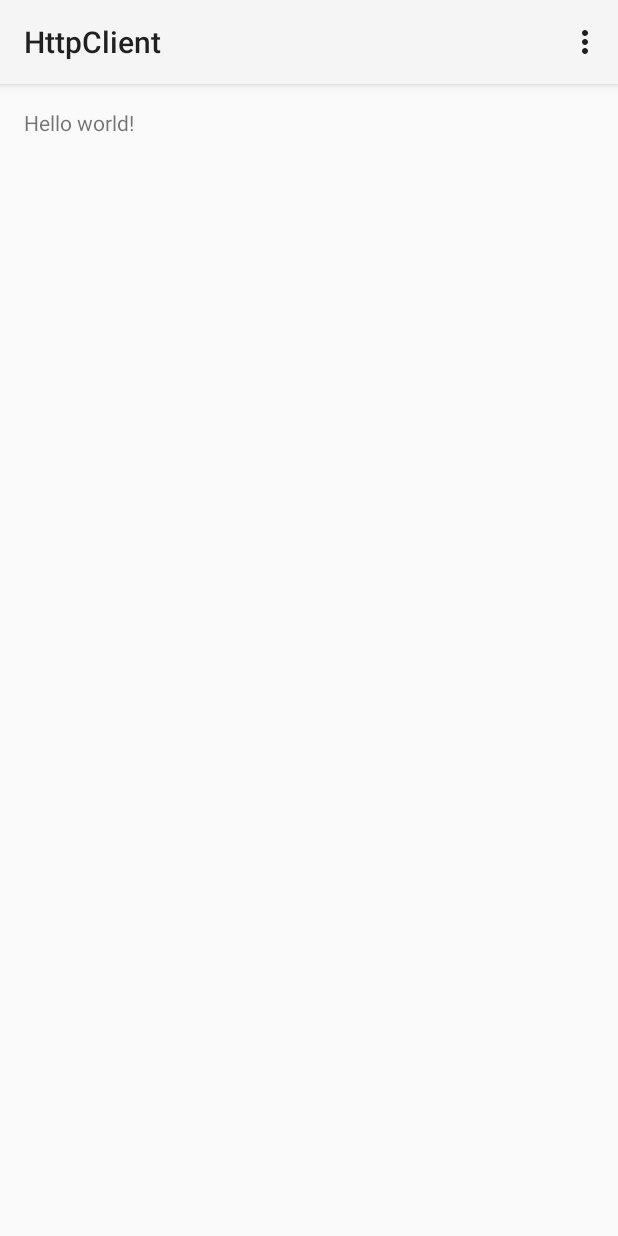
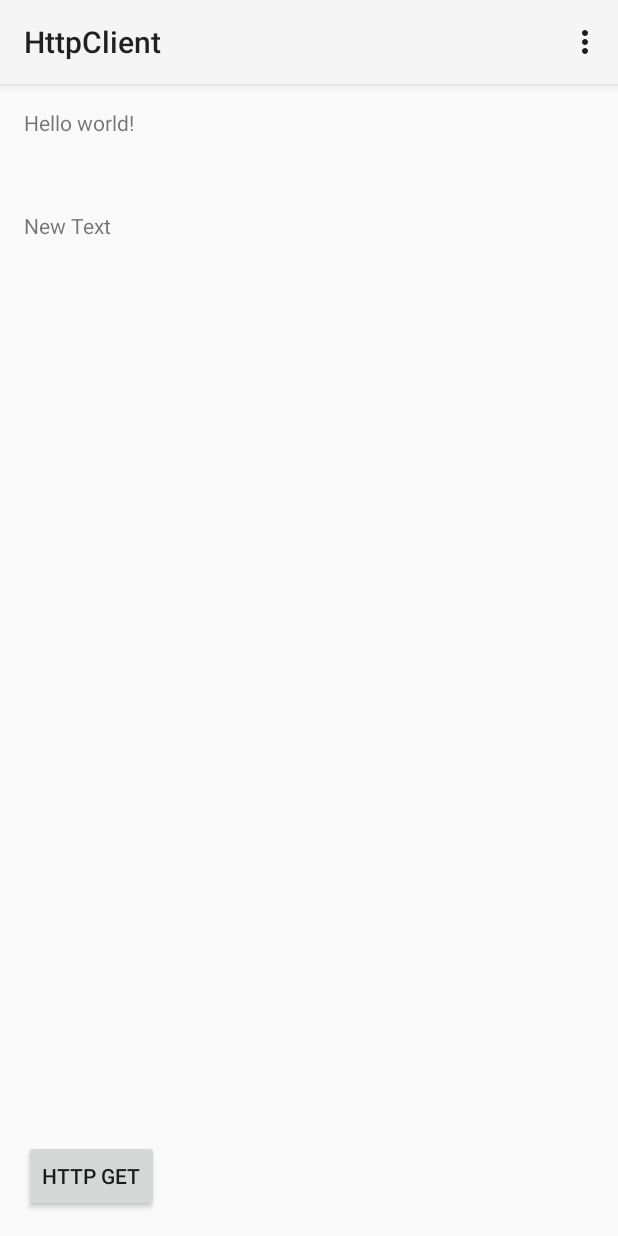
Before and after one commit to alain75007/myschool-httpvolley, an Android app: the screen it shows after launch (MainActivity), on a phone screen of 412 x 824 dp. Run offline under Robolectric (Android 15) with nearby library versions, the phone set to English and light mode, and no system bars; our stand-ins replace Volley.

Commit message:
Configure project with Volley library and add JSON request

```diff
--- a/app/build.gradle
+++ b/app/build.gradle
@@ -22,3 +22,6 @@ android {
 dependencies {
     compile fileTree(dir: 'libs', include: ['*.jar'])
 }
+dependencies {
+    compile 'com.mcxiaoke.volley:library:1.0.8'
+}
--- a/app/src/main/AndroidManifest.xml
+++ b/app/src/main/AndroidManifest.xml
@@ -1,6 +1,7 @@
 <?xml version="1.0" encoding="utf-8"?>
 <manifest xmlns:android="http://schemas.android.com/apk/res/android"
     package="com.myschool.httpclient" >
+    <uses-permission android:name="android.permission.INTERNET" />
 
     <application
         android:allowBackup="true"
--- a/app/src/main/java/com/myschool/httpclient/MainActivity.java
+++ b/app/src/main/java/com/myschool/httpclient/MainActivity.java
@@ -1,12 +1,28 @@
 package com.myschool.httpclient;
 
 import android.app.Activity;
+import android.app.DownloadManager;
+import android.app.ProgressDialog;
 import android.os.Bundle;
+import android.util.Log;
 import android.view.Menu;
 import android.view.MenuItem;
+import android.view.View;
+import android.widget.ImageView;
+import android.widget.TextView;
+
+import com.android.volley.Request;
+import com.android.volley.Response;
+import com.android.volley.VolleyError;
+import com.android.volley.VolleyLog;
+import com.android.volley.toolbox.JsonObjectRequest;
+
+import org.json.JSONObject;
 
 
 public class MainActivity extends Activity {
+
+    private static final String TAG = "MainActivity";
 
     @Override
     protected void onCreate(Bundle savedInstanceState) {
@@ -37,4 +53,69 @@ public class MainActivity extends Activity {
         return super.onOptionsItemSelected(item);
     }
 
+
+    public void httpGetClick(View view) {
+        // Tag used to cancel the request
+        String tag_json_obj = "json_obj_req";
+
+        String url = "http://api.androidhive.info/volley/person_object.json";
+
+        final ProgressDialog pDialog = new ProgressDialog(this);
+        pDialog.setMessage("Loading...");
+        pDialog.show();
+
+        JsonObjectRequest jsonObjReq = new JsonObjectRequest(Request.Method.GET,
+                url, null,
+                new Response.Listener<JSONObject>() {
+
+                    @Override
+                    public void onResponse(JSONObject response) {
+                        Log.d(TAG, response.toString());
+                        TextView textView = (TextView) findViewById(R.id.act_main_txtDisplay);
+                        textView.setText(response.toString());
+                        pDialog.hide();
+                    }
+                }, new Response.ErrorListener() {
+
+            @Override
+            public void onErrorResponse(VolleyError error) {
+                VolleyLog.d(TAG, "Error: " + error.getMessage());
+                // hide the progress dialog
+                pDialog.hide();
+            }
+        });
+
+        // Adding request to request queue
+        MySingleton.getInstance(this).addToRequestQueue(jsonObjReq, tag_json_obj);
+
+    }
+    /*
+    public void login() {
+        final TextView mTxtDisplay;
+        ImageView mImageView;
+        mTxtDisplay = (TextView) findViewById(R.id.txtDisplay);
+        String url = "http://my-json-feed";
+
+        JsonObjectRequest jsObjRequest = new JsonObjectRequest
+
+                (DownloadManager.Request.Method.GET, url, null, new Response.Listener() {
+
+                    @Override
+                    public void onResponse(Object response) {
+                        mTxtDisplay.setText("Response: " + ((JSONObject) response).toString());
+
+                    }
+                }, new Response.ErrorListener() {
+
+                    @Override
+                    public void onErrorResponse(VolleyError error) {
+                        // TODO Auto-generated method stub
+
+                    }
+                });
+
+// Access the RequestQueue through your singleton class.
+        MySingleton.getInstance(this).addToRequestQueue(jsObjRequest);
+    }
+    */
 }
--- a/app/src/main/res/layout/activity_main.xml
+++ b/app/src/main/res/layout/activity_main.xml
@@ -6,6 +6,27 @@
     android:paddingBottom="@dimen/activity_vertical_margin" tools:context=".MainActivity">
 
     <TextView android:text="@string/hello_world" android:layout_width="wrap_content"
-        android:layout_height="wrap_content" />
+        android:layout_height="wrap_content"
+        android:id="@+id/textView" />
+
+    <TextView
+        android:layout_width="match_parent"
+        android:layout_height="wrap_content"
+        android:text="New Text"
+        android:id="@+id/act_main_txtDisplay"
+        android:layout_below="@+id/textView"
+        android:layout_alignParentLeft="true"
+        android:layout_alignParentStart="true"
+        android:layout_marginTop="49dp" />
+
+    <Button
+        android:layout_width="wrap_content"
+        android:layout_height="wrap_content"
+        android:text="http get"
+        android:id="@+id/act_main_btn_http_get"
+        android:layout_alignParentBottom="true"
+        android:layout_alignParentLeft="true"
+        android:layout_alignParentStart="true"
+        android:onClick="httpGetClick"/>
 
 </RelativeLayout>
```
Also changed, not shown: app/src/main/java/com/myschool/httpclient/MySingleton.java (added, +71 -0 lines), 1 other file.
